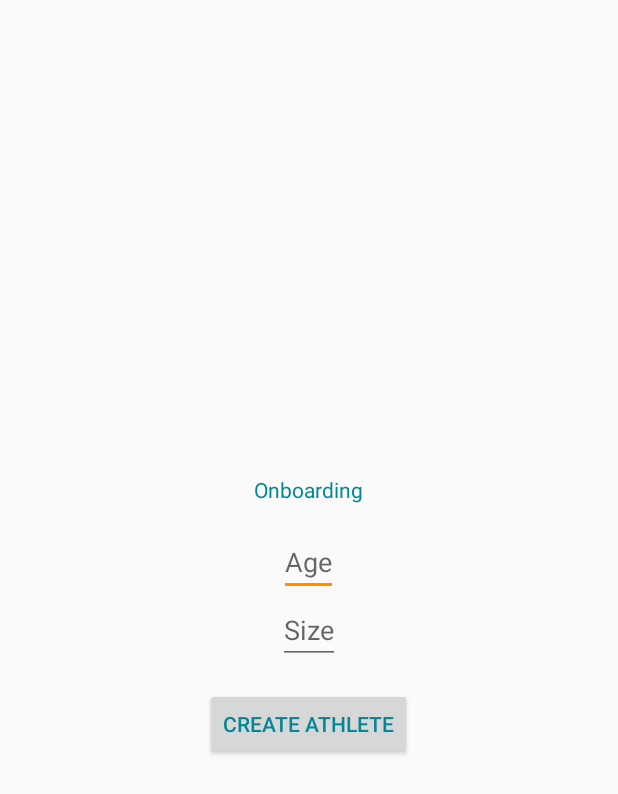
After one commit to AF-llo/Capstone-Project, an Android app: the layout activity_onboarding.xml on its own in the app's theme, with its tools: preview values and no code run, on a phone screen of 412 x 824 dp. The commit adds this screen. Shown: the top 794 px of the screen. Run offline under Robolectric (Android 15) with nearby library versions, the phone set to English and light mode, and no system bars.

Commit message:
[ADD] onboarding activity to create athlete

```diff
--- a/app/src/main/AndroidManifest.xml
+++ b/app/src/main/AndroidManifest.xml
@@ -10,13 +10,14 @@
         android:roundIcon="@mipmap/ic_launcher_round"
         android:supportsRtl="true"
         android:theme="@style/AppTheme">
-        <activity android:name=".ui.activities.MainActivity">
+        <activity android:name=".ui.activities.OnboardingActivity">
             <intent-filter>
                 <action android:name="android.intent.action.MAIN" />
 
                 <category android:name="android.intent.category.LAUNCHER" />
             </intent-filter>
         </activity>
+        <activity android:name=".ui.activities.MainActivity"/>
     </application>
 
 </manifest>
--- a/app/src/main/java/de/ironcoding/fitsim/app/injection/AppComponent.java
+++ b/app/src/main/java/de/ironcoding/fitsim/app/injection/AppComponent.java
@@ -8,6 +8,7 @@ import de.ironcoding.fitsim.ui.presenter.BasePresenter;
 import de.ironcoding.fitsim.ui.presenter.GymPresenter;
 import de.ironcoding.fitsim.ui.presenter.MainPresenter;
 import de.ironcoding.fitsim.ui.presenter.NutritionPresenter;
+import de.ironcoding.fitsim.ui.presenter.OnboardingPresenter;
 import de.ironcoding.fitsim.ui.presenter.ProfilePresenter;
 
 /**
@@ -23,6 +24,8 @@ public interface AppComponent {
 
     void injectMainPresenter(MainPresenter mainActivity);
 
+    void injectOnboardingPresenter(OnboardingPresenter onboardingPresenter);
+
     void injectGymPresenter(GymPresenter gymPresenter);
 
     void injectNutritionPresenter(NutritionPresenter nutritionPresenter);
--- a/app/src/main/java/de/ironcoding/fitsim/ui/activities/MainActivity.java
+++ b/app/src/main/java/de/ironcoding/fitsim/ui/activities/MainActivity.java
@@ -1,5 +1,7 @@
 package de.ironcoding.fitsim.ui.activities;
 
+import android.content.Context;
+import android.content.Intent;
 import android.databinding.DataBindingUtil;
 import android.os.Bundle;
 import android.support.v4.app.Fragment;
@@ -14,6 +16,10 @@ public class MainActivity extends BaseActivity<MainPresenter> implements MainPre
     @Override
     public MainPresenter createPresenter() {
         return new MainPresenter(this);
+    }
+
+    public static void start(Context context) {
+        context.startActivity(new Intent(context, MainActivity.class));
     }
 
     @Override
--- /dev/null
+++ b/app/src/main/res/layout/activity_onboarding.xml
@@ -0,0 +1,51 @@
+<?xml version="1.0" encoding="utf-8"?>
+<layout
+    xmlns:android="http://schemas.android.com/apk/res/android">
+
+    <data>
+        <variable
+            name="onboardingPresenter"
+            type="de.ironcoding.fitsim.ui.presenter.OnboardingPresenter"/>
+    </data>
+
+    <LinearLayout
+        android:orientation="vertical"
+        android:layout_width="match_parent"
+        android:layout_height="match_parent"
+        android:gravity="center">
+
+        <TextView
+            android:layout_width="wrap_content"
+            android:layout_height="wrap_content"
+            android:text="@string/onboarding"
+            android:layout_gravity="center"
+            android:layout_margin="@dimen/spacing_m"/>
+
+        <EditText
+            android:id="@+id/age"
+            android:layout_width="wrap_content"
+            android:layout_height="wrap_content"
+            android:inputType="number"
+            android:hint="@string/age"
+            android:layout_gravity="center"
+            android:text="@={onboardingPresenter.age}"/>
+
+        <EditText
+            android:id="@+id/size"
+            android:layout_width="wrap_content"
+            android:layout_height="wrap_content"
+            android:inputType="number"
+            android:hint="@string/size"
+            android:layout_gravity="center"
+            android:text="@={onboardingPresenter.size}"/>
+
+        <Button
+            android:layout_width="wrap_content"
+            android:layout_height="wrap_content"
+            android:layout_gravity="center"
+            android:layout_margin="@dimen/spacing_m"
+            android:text="@string/create"
+            android:onClick="@{() -> onboardingPresenter.createAthlete()}"/>
+
+    </LinearLayout>
+</layout>
--- a/app/src/main/res/values/strings.xml
+++ b/app/src/main/res/values/strings.xml
@@ -10,4 +10,8 @@
     <string name="consume_nutrition">Consume</string>
     <string name="to_satured">I am satured.</string>
     <string name="cant_eat_nutrition">I had enough %s.</string>
+    <string name="age">Age</string>
+    <string name="size">Size</string>
+    <string name="onboarding">Onboarding</string>
+    <string name="create">Create athlete</string>
 </resources>
```
Also changed, not shown: app/src/main/java/de/ironcoding/fitsim/ui/activities/OnboardingActivity.java (added, +33 -0 lines), app/src/main/java/de/ironcoding/fitsim/ui/presenter/OnboardingPresenter.java (added, +80 -0 lines), 1 other file.
